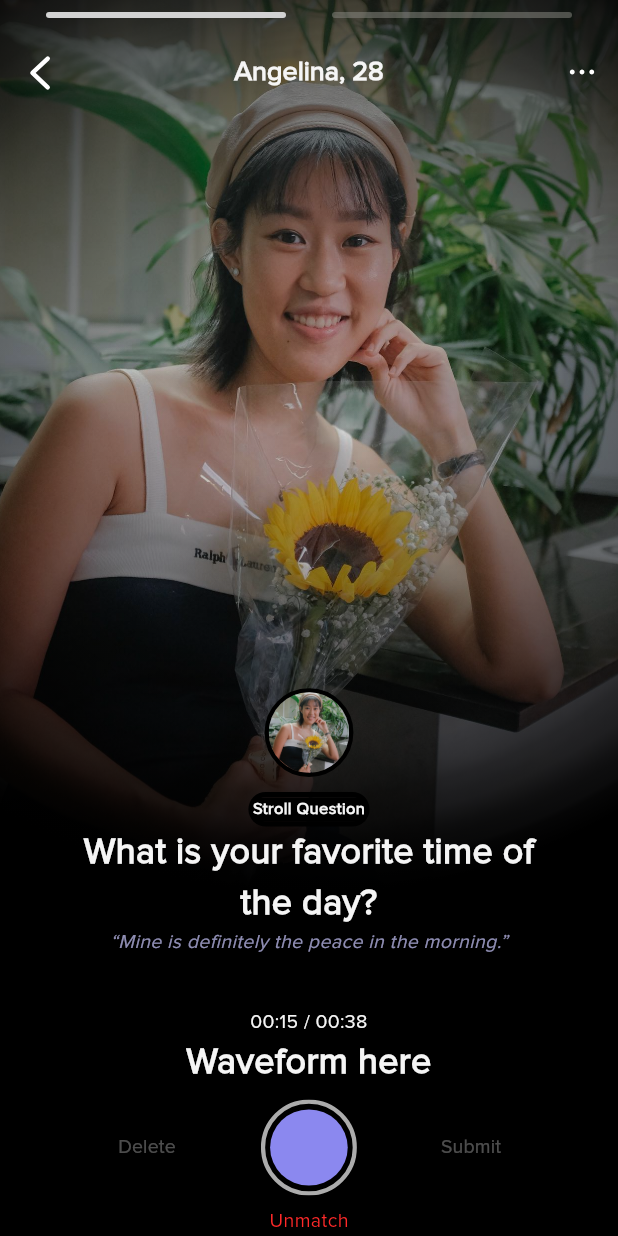
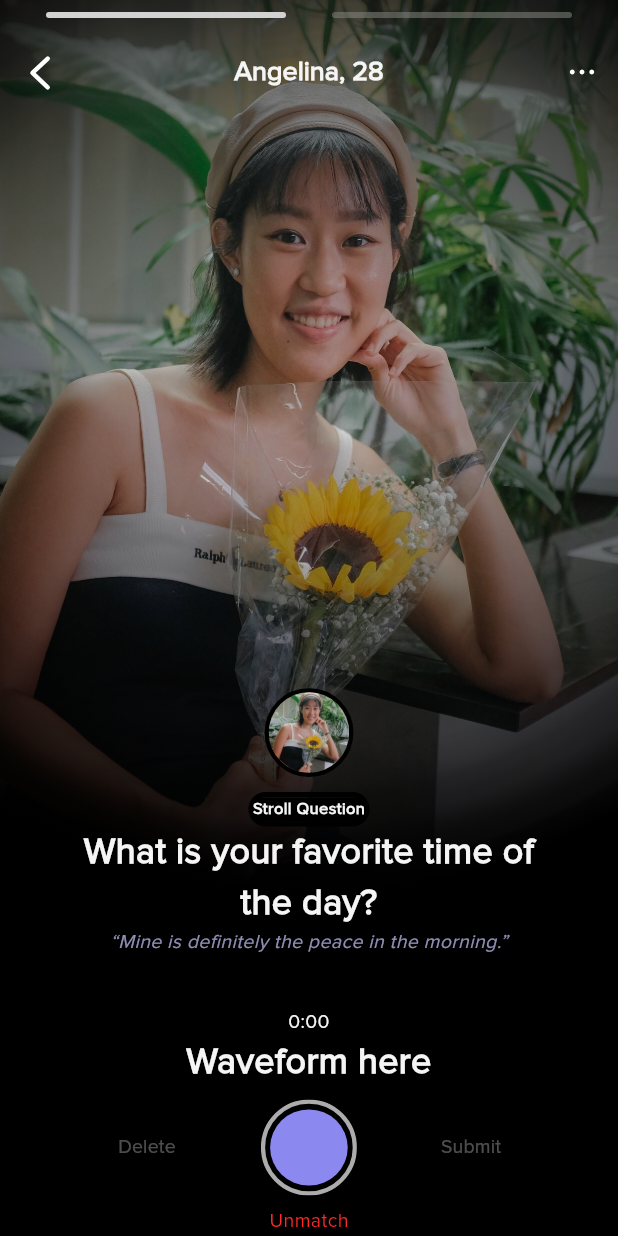
Before and after one commit to abhikatta/fe_interview_task_1, a Flutter app: the screen it shows after launch, after a tap on an icon or button, on a phone screen of 412 x 824 dp. Run offline on Flutter 3.47's test engine with Material 3 defaults, Android fonts, the phone set to English and light mode, and no system bars; our stand-ins replace flutter_svg, just_audio, permission_handler; missing offline and left inert: record.

```diff
--- a/lib/components/my_audio_recorder.dart
+++ b/lib/components/my_audio_recorder.dart
@@ -1,4 +1,6 @@
 // ignore_for_file: avoid_print
+
+import 'dart:async';
 
 import 'package:fe_interview_task_1/components/avatar.dart';
 import 'package:flutter/material.dart';
@@ -16,22 +18,49 @@ class MyAudioRecorder extends StatefulWidget {
 }
 
 class _MyAudioRecorderState extends State<MyAudioRecorder> {
-  bool areDeleteSubmitButtonEnabled = false;
-  String buttonState = 'start_record_button';
   bool isRecorded = false;
   bool isUnmatched = true;
   late String filePath = '';
   late AudioRecorder recorder = AudioRecorder();
   late AudioPlayer player = AudioPlayer();
+  // permissions:
   Permission microphonePermission = Permission.microphone;
   Permission mediaPermission = Permission.mediaLibrary;
   Permission storagePermission = Permission.storage;
+  // ui things:
+  bool areDeleteSubmitButtonEnabled = false;
+  String buttonState = 'start_record_button';
+  late StreamSubscription<Duration?> _durationSubscription;
+  String totalDuration = "0:00";
+  List<Amplitude> amplitudes = [];
 
   @override
   void initState() {
     super.initState();
     recorder = AudioRecorder();
     player = AudioPlayer();
+    initAudioPlayer();
+  }
+
+  String _formatDuration(Duration duration) {
+    String twoDigits(int n) => n.toString().padLeft(2, '0');
+    String twoDigitMinutes = twoDigits(duration.inMinutes.remainder(60));
+    String twoDigitSeconds = twoDigits(duration.inSeconds.remainder(60));
+    return '$twoDigitMinutes:$twoDigitSeconds';
+  }
+
+  Future<void> initAudioPlayer() async {
+    try {
+      _durationSubscription = player.durationStream.listen((duration) {
+        if (duration != null) {
+          setState(() {
+            totalDuration = _formatDuration(duration);
+          });
+        }
+      });
+    } catch (e) {
+      print("Error initializing audio player: $e");
+    }
   }
 
   @override
@@ -50,7 +79,18 @@ class _MyAudioRecorderState extends State<MyAudioRecorder> {
       filePath = '$tempDir/temp_recording.m4a';
 
       await recorder.start(const RecordConfig(), path: filePath);
-      // await recorder.getAmplitude();
+
+      Timer.periodic(const Duration(milliseconds: 100), (timer) async {
+        if (await recorder.isPaused()) {
+          timer.cancel();
+        } else {
+          Amplitude amplitude = await recorder.getAmplitude();
+
+          setState(() {
+            amplitudes.add(amplitude);
+          });
+        }
+      });
     } catch (e) {
       print(e);
 
@@ -70,9 +110,9 @@ class _MyAudioRecorderState extends State<MyAudioRecorder> {
 
   Future<void> playRecording() async {
     try {
+      await player.setLoopMode(LoopMode.one);
       await player.setFilePath(filePath);
       await player.play();
-      // await player.setFilePath(filePath, preload: false);
     } catch (e) {
       print('\n\nCould not play \n');
       print(e);
@@ -81,13 +121,14 @@ class _MyAudioRecorderState extends State<MyAudioRecorder> {
   }
 
   Future<void> pauseRecording() async {
-    // await player.setAsset('lib/assets/music.mp3');
     await player.pause();
   }
 
   Future<void> deleteSubmitRecording() async {
     await player.stop();
-
+    setState(() {
+      totalDuration = '00:00';
+    });
     print('Deleted recording');
   }
 
@@ -201,8 +242,8 @@ if not playing : button state::isPausable=false
           ),
           Container(
               alignment: Alignment.center,
-              child: const Column(children: [
-                Padding(
+              child: Column(children: [
+                const Padding(
                     padding: EdgeInsets.symmetric(horizontal: 55),
                     child: Text(
                       'What is your favorite time of the day?',
@@ -214,7 +255,7 @@ if not playing : button state::isPausable=false
                         fontFamily: 'ProximaNova',
                       ),
                     )),
-                Text(
+                const Text(
                   '“Mine is definitely the peace in the morning.”',
                   style: TextStyle(
                     fontSize: 13,
@@ -225,23 +266,19 @@ if not playing : button state::isPausable=false
                   ),
                 ),
                 Padding(
-                    padding: EdgeInsets.only(
+                    padding: const EdgeInsets.only(
                       top: 34,
                     ),
                     child: Text(
-                      '00:15 / 00:38',
+                      totalDuration,
                       textAlign: TextAlign.center,
-                      style: TextStyle(
+                      style: const TextStyle(
                         fontSize: 13,
                         color: Color.fromRGBO(245, 245, 245, 1),
                         fontWeight: FontWeight.w400,
                         fontFamily: 'ProximaNova',
                       ),
                     )),
-
-                // temp:
-
-                //
               ])),
           const Text(
             'Waveform here',
```
